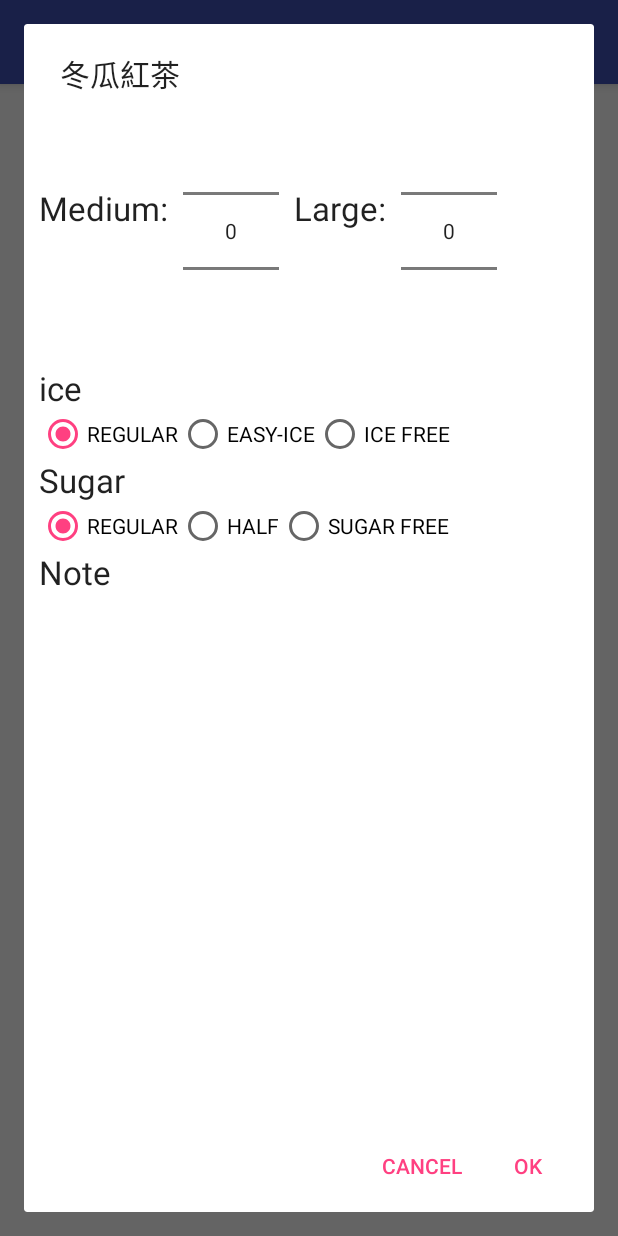
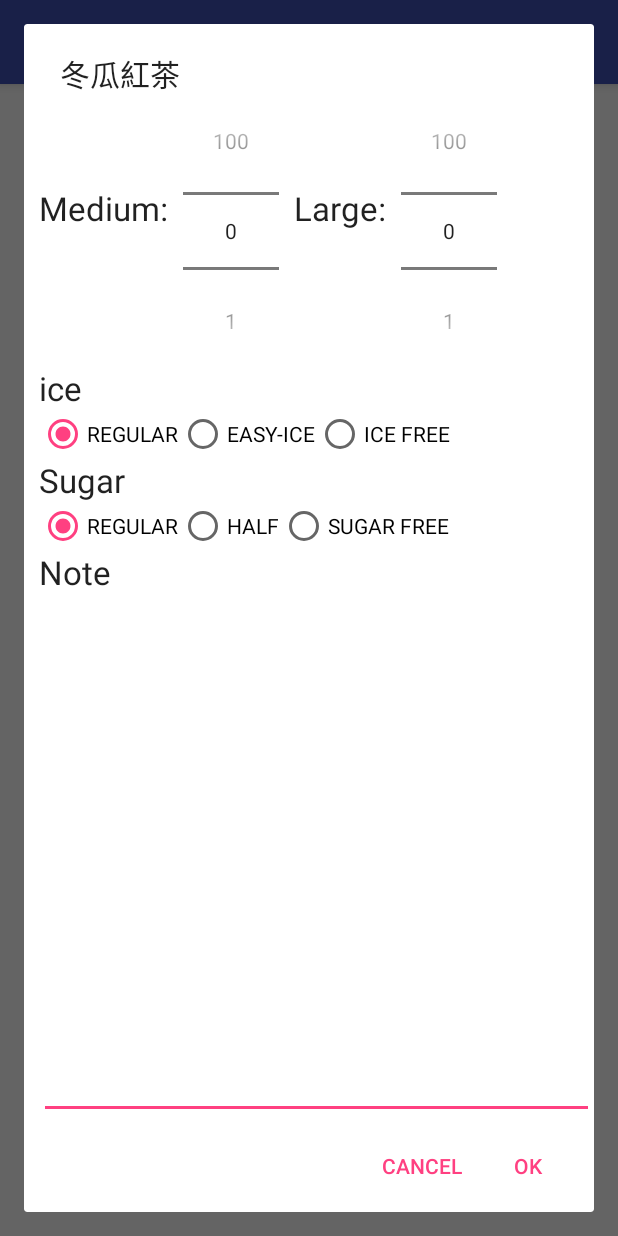
Before and after one commit to shaun316229/android-class-272, an Android app: the DrinkMenuActivity screen opened directly, with no data from a screen before it, after a tap on "冬瓜紅茶", on a phone screen of 412 x 824 dp. Run offline under Robolectric (Android 15) with nearby library versions, the phone set to English and light mode, and no system bars.

Commit message:
create drinkorder and pass to deinkmenuactivity

```diff
--- a/SimpleUI/app/src/main/java/com/example/user/simpleui/DrinkOrderDialog.java
+++ b/SimpleUI/app/src/main/java/com/example/user/simpleui/DrinkOrderDialog.java
@@ -8,9 +8,11 @@ import android.content.DialogInterface;
 import android.net.Uri;
 import android.os.Bundle;
 import android.app.Fragment;
-import android.view.LayoutInflater;
 import android.view.View;
-import android.view.ViewGroup;
+import android.widget.EditText;
+import android.widget.NumberPicker;
+import android.widget.RadioButton;
+import android.widget.RadioGroup;
 
 
 /**
@@ -26,6 +28,12 @@ public class DrinkOrderDialog extends DialogFragment {//繼承
     // the fragment initialization parameters, e.g. ARG_ITEM_NUMBER
     private static final String ARG_PARAM1 = "param1";
     private static final String ARG_PARAM2 = "param2";
+
+    NumberPicker mNumberPicker;
+    NumberPicker INumberPicker;
+    RadioGroup iceRadioGroup;
+    RadioGroup sugarRadioGroup;
+    EditText noteEditText;
 
     private  Drink drink;
 
@@ -85,6 +93,17 @@ public class DrinkOrderDialog extends DialogFragment {//繼承
                 .setPositiveButton("OK", new DialogInterface.OnClickListener() {
                     @Override
                     public void onClick(DialogInterface dialog, int which) {
+                        DrinkOrder drinkOrder = new DrinkOrder(drink);
+                        drinkOrder.mNumber = mNumberPicker.getValue();
+                        drinkOrder.INumber = INumberPicker.getValue();
+                        drinkOrder.ice = getSelectedTextFromRadioGroup(iceRadioGroup);
+                        drinkOrder.suger = getSelectedTextFromRadioGroup(sugarRadioGroup);
+                        drinkOrder.note = noteEditText.getText().toString();
+
+                        if(mListener != null)
+                        {
+                            mListener.onDrinkOrderResult(drinkOrder);
+                        }
 
                     }
                 })
@@ -94,15 +113,36 @@ public class DrinkOrderDialog extends DialogFragment {//繼承
 
                     }
                 });
+
+        mNumberPicker = (NumberPicker)contentView.findViewById(R.id.MnumberPicker);
+        INumberPicker =  (NumberPicker)contentView.findViewById(R.id.LnumberPicker);
+        iceRadioGroup = (RadioGroup)contentView.findViewById(R.id.iceradioGroup);
+        sugarRadioGroup = (RadioGroup)contentView.findViewById(R.id.sugarradioGroup);
+        noteEditText = (EditText)contentView.findViewById(R.id.noteEditText);
+
+
+        mNumberPicker.setMaxValue(100);
+        mNumberPicker.setMinValue(0);
+
+        INumberPicker.setMaxValue(100);
+        INumberPicker.setMinValue(0);
+
         return builder.create();
     }
 
+    private String getSelectedTextFromRadioGroup(RadioGroup radioGroup)
+    {
+        int id = radioGroup.getCheckedRadioButtonId();
+        RadioButton radioButton= (RadioButton)radioGroup.findViewById(id);
+        return radioButton.getText().toString();
+    }
+
     // TODO: Rename method, update argument and hook method into UI event
-    public void onButtonPressed(Uri uri) {
-        if (mListener != null) {//到底有沒有這個人存在
-            mListener.onFragmentInteraction(uri);
-        }
-    }
+//    public void onButtonPressed(Uri uri) {
+//        if (mListener != null) {//到底有沒有這個人存在
+//            mListener.onDrinkOrderResult(uri);
+//        }
+//    }
 
     @Override
     public void onAttach(Context context) {//context等於activity 溝通橋樑
@@ -133,6 +173,6 @@ public class DrinkOrderDialog extends DialogFragment {//繼承
      */
     public interface OnFragmentInteractionListener {//定義介面，下面有很多事情，要會做才能溝通
         // TODO: Update argument type and name
-        void onFragmentInteraction(Uri uri);
+        void onDrinkOrderResult(DrinkOrder drinkOrder);
     }
 }
--- a/SimpleUI/app/src/main/res/layout/fragment_drink_order_dialog.xml
+++ b/SimpleUI/app/src/main/res/layout/fragment_drink_order_dialog.xml
@@ -21,7 +21,7 @@
     <NumberPicker
         android:layout_width="wrap_content"
         android:layout_height="wrap_content"
-        android:id="@+id/numberPicker"
+        android:id="@+id/MnumberPicker"
         android:layout_alignParentTop="true"
         android:layout_toRightOf="@+id/textView4"
         android:layout_toEndOf="@+id/textView4"
@@ -34,14 +34,14 @@
         android:text="Large:"
         android:id="@+id/textView5"
         android:layout_alignBottom="@+id/textView4"
-        android:layout_toRightOf="@+id/numberPicker"
-        android:layout_toEndOf="@+id/numberPicker"
+        android:layout_toRightOf="@+id/MnumberPicker"
+        android:layout_toEndOf="@+id/MnumberPicker"
         android:layout_marginLeft="10dp" />
 
     <NumberPicker
         android:layout_width="wrap_content"
         android:layout_height="wrap_content"
-        android:id="@+id/numberPicker2"
+        android:id="@+id/LnumberPicker"
         android:layout_alignParentTop="true"
         android:layout_toRightOf="@+id/textView5"
         android:layout_toEndOf="@+id/textView5"
@@ -53,7 +53,7 @@
         android:textAppearance="?android:attr/textAppearanceLarge"
         android:text="ice"
         android:id="@+id/textView6"
-        android:layout_below="@+id/numberPicker"
+        android:layout_below="@+id/MnumberPicker"
         android:layout_alignLeft="@+id/textView4"
         android:layout_alignStart="@+id/textView4" />
 
@@ -64,7 +64,7 @@
         android:layout_alignLeft="@+id/textView6"
         android:layout_alignStart="@+id/textView6"
         android:orientation="horizontal"
-        android:id="@+id/radioGroup">
+        android:id="@+id/iceradioGroup">
 
         <RadioButton
             android:layout_width="wrap_content"
@@ -96,15 +96,15 @@
         android:textAppearance="?android:attr/textAppearanceLarge"
         android:text="Sugar"
         android:id="@+id/textView7"
-        android:layout_below="@+id/radioGroup"
-        android:layout_alignLeft="@+id/radioGroup"
-        android:layout_alignStart="@+id/radioGroup" />
+        android:layout_below="@+id/iceradioGroup"
+        android:layout_alignLeft="@+id/iceradioGroup"
+        android:layout_alignStart="@+id/iceradioGroup" />
 
     <RadioGroup
         android:layout_width="match_parent"
         android:layout_height="wrap_content"
         android:orientation="horizontal"
-        android:id="@+id/radioGroup2"
+        android:id="@+id/sugarradioGroup"
         android:layout_below="@+id/textView7"
         android:layout_alignLeft="@+id/textView7"
         android:layout_alignStart="@+id/textView7">
@@ -139,15 +139,16 @@
         android:textAppearance="?android:attr/textAppearanceLarge"
         android:text="Note"
         android:id="@+id/textView8"
-        android:layout_below="@+id/radioGroup2"
-        android:layout_alignLeft="@+id/radioGroup2"
-        android:layout_alignStart="@+id/radioGroup2" />
+        android:layout_below="@+id/sugarradioGroup"
+        android:layout_alignLeft="@+id/sugarradioGroup"
+        android:layout_alignStart="@+id/sugarradioGroup" />
 
-    <TextView
+    <android.inputmethodservice.ExtractEditText
         android:layout_width="match_parent"
         android:layout_height="match_parent"
-        android:id="@+id/textView9"
+        android:id="@+id/noteEditText"
         android:layout_below="@+id/textView8"
         android:layout_alignLeft="@+id/textView8"
         android:layout_alignStart="@+id/textView8" />
+
 </RelativeLayout>
```
Also changed, not shown: SimpleUI/app/src/main/java/com/example/user/simpleui/DrinkMenuActivity.java (+16 -2 lines), SimpleUI/app/src/main/java/com/example/user/simpleui/DrinkOrder.java (added, +18 -0 lines).
